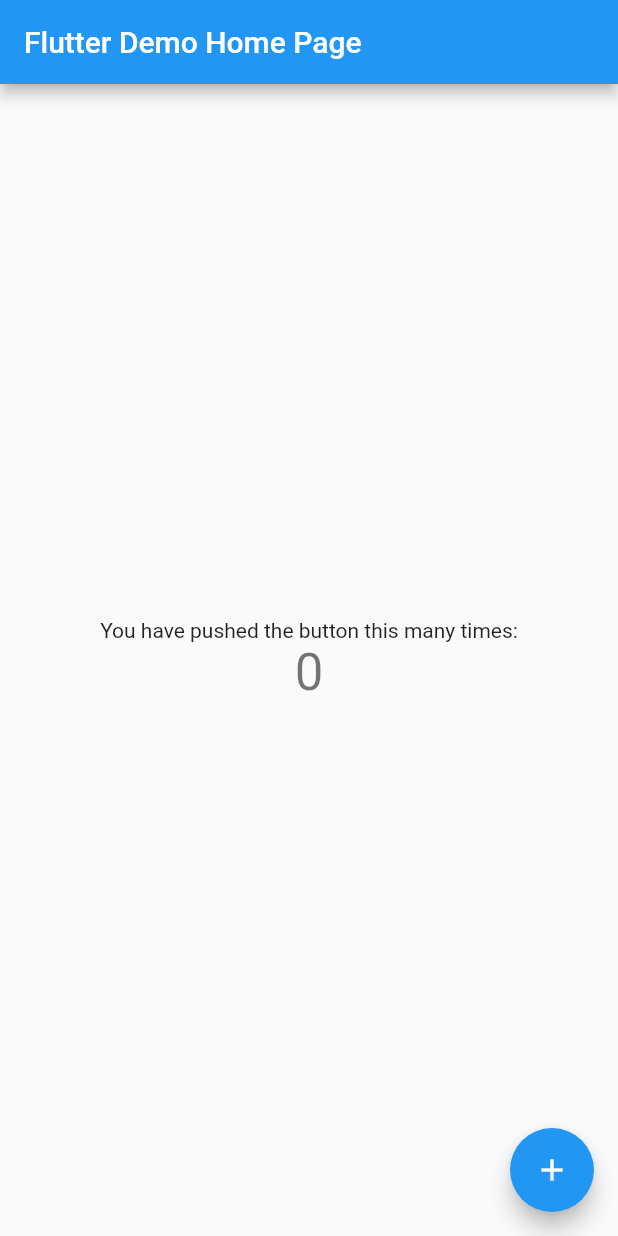
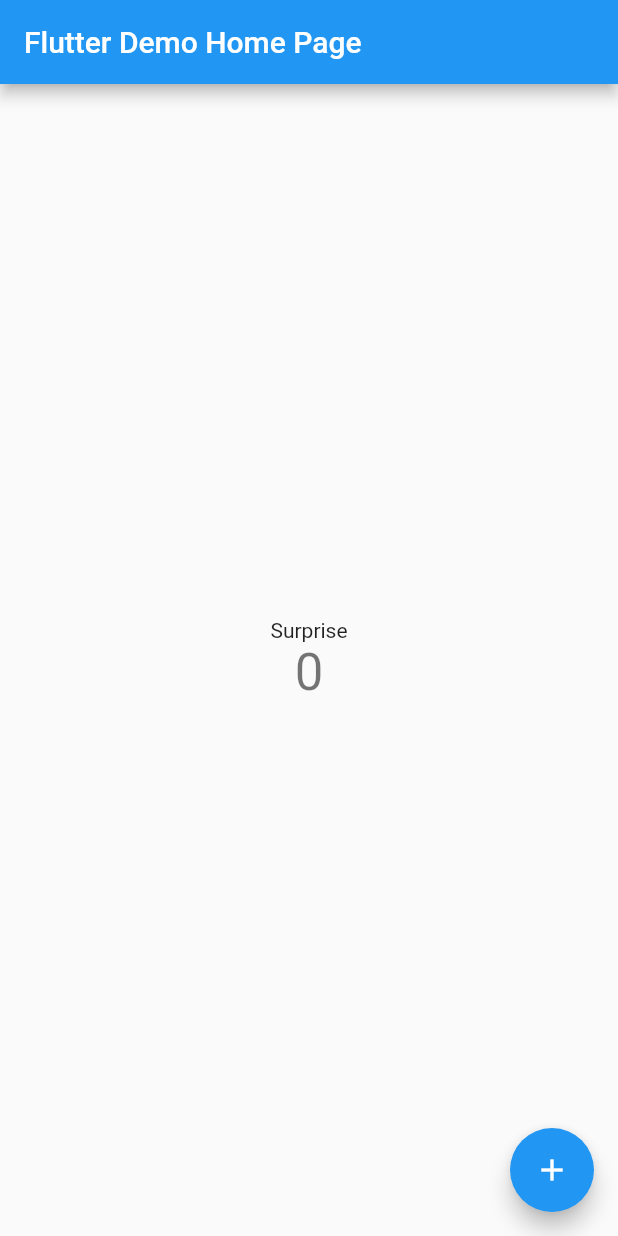
Before and after one commit to dustin-graham/flutter_github_sample, a Flutter app: the screen it shows after launch, on a phone screen of 412 x 824 dp. Run offline on Flutter 3.47's test engine with Material 2 defaults, Android fonts, the phone set to English and light mode, and no system bars.

```diff
--- a/lib/main.dart
+++ b/lib/main.dart
@@ -3,21 +3,11 @@ import 'package:flutter/material.dart';
 void main() => runApp(MyApp());
 
 class MyApp extends StatelessWidget {
-  // This widget is the root of your application.
   @override
   Widget build(BuildContext context) {
     return MaterialApp(
       title: 'Flutter Demo',
       theme: ThemeData(
-        // This is the theme of your application.
-        //
-        // Try running your application with "flutter run". You'll see the
-        // application has a blue toolbar. Then, without quitting the app, try
-        // changing the primarySwatch below to Colors.green and then invoke
-        // "hot reload" (press "r" in the console where you ran "flutter run",
-        // or simply save your changes to "hot reload" in a Flutter IDE).
-        // Notice that the counter didn't reset back to zero; the application
-        // is not restarted.
         primarySwatch: Colors.blue,
       ),
       home: MyHomePage(title: 'Flutter Demo Home Page'),
@@ -27,16 +17,6 @@ class MyApp extends StatelessWidget {
 
 class MyHomePage extends StatefulWidget {
   MyHomePage({Key key, this.title}) : super(key: key);
-
-  // This widget is the home page of your application. It is stateful, meaning
-  // that it has a State object (defined below) that contains fields that affect
-  // how it looks.
-
-  // This class is the configuration for the state. It holds the values (in this
-  // case the title) provided by the parent (in this case the App widget) and
-  // used by the build method of the State. Fields in a Widget subclass are
-  // always marked "final".
-
   final String title;
 
   @override
@@ -48,51 +28,22 @@ class _MyHomePageState extends State<MyHomePage> {
 
   void _incrementCounter() {
     setState(() {
-      // This call to setState tells the Flutter framework that something has
-      // changed in this State, which causes it to rerun the build method below
-      // so that the display can reflect the updated values. If we changed
-      // _counter without calling setState(), then the build method would not be
-      // called again, and so nothing would appear to happen.
       _counter++;
     });
   }
 
   @override
   Widget build(BuildContext context) {
-    // This method is rerun every time setState is called, for instance as done
-    // by the _incrementCounter method above.
-    //
-    // The Flutter framework has been optimized to make rerunning build methods
-    // fast, so that you can just rebuild anything that needs updating rather
-    // than having to individually change instances of widgets.
     return Scaffold(
       appBar: AppBar(
-        // Here we take the value from the MyHomePage object that was created by
-        // the App.build method, and use it to set our appbar title.
         title: Text(widget.title),
       ),
       body: Center(
-        // Center is a layout widget. It takes a single child and positions it
-        // in the middle of the parent.
         child: Column(
-          // Column is also layout widget. It takes a list of children and
-          // arranges them vertically. By default, it sizes itself to fit its
-          // children horizontally, and tries to be as tall as its parent.
-          //
-          // Invoke "debug painting" (press "p" in the console, choose the
-          // "Toggle Debug Paint" action from the Flutter Inspector in Android
-          // Studio, or the "Toggle Debug Paint" command in Visual Studio Code)
-          // to see the wireframe for each widget.
-          //
-          // Column has various properties to control how it sizes itself and
-          // how it positions its children. Here we use mainAxisAlignment to
-          // center the children vertically; the main axis here is the vertical
-          // axis because Columns are vertical (the cross axis would be
-          // horizontal).
           mainAxisAlignment: MainAxisAlignment.center,
           children: <Widget>[
             Text(
-              'You have pushed the button this many times:',
+              'Surprise',
             ),
             Text(
               '$_counter',
@@ -105,7 +56,7 @@ class _MyHomePageState extends State<MyHomePage> {
         onPressed: _incrementCounter,
         tooltip: 'Increment',
         child: Icon(Icons.add),
-      ), // This trailing comma makes auto-formatting nicer for build methods.
+      ),
     );
   }
 }
```
Also changed, not shown: typer/steps.json (added, +7 -0 lines), 3 other files.
